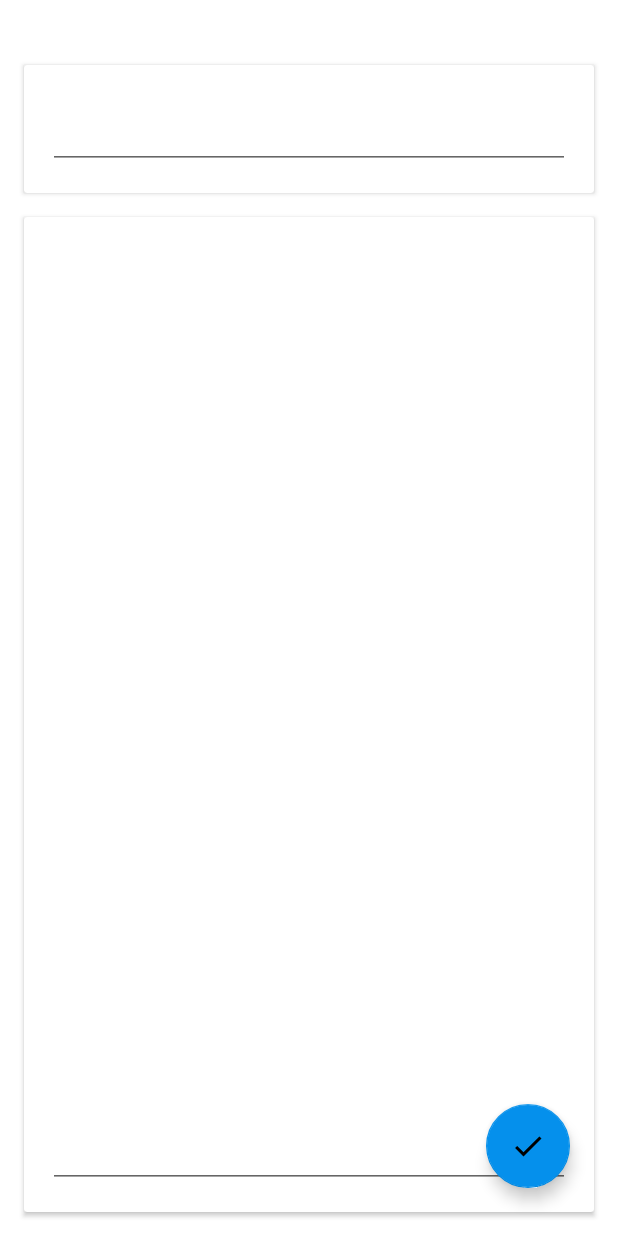
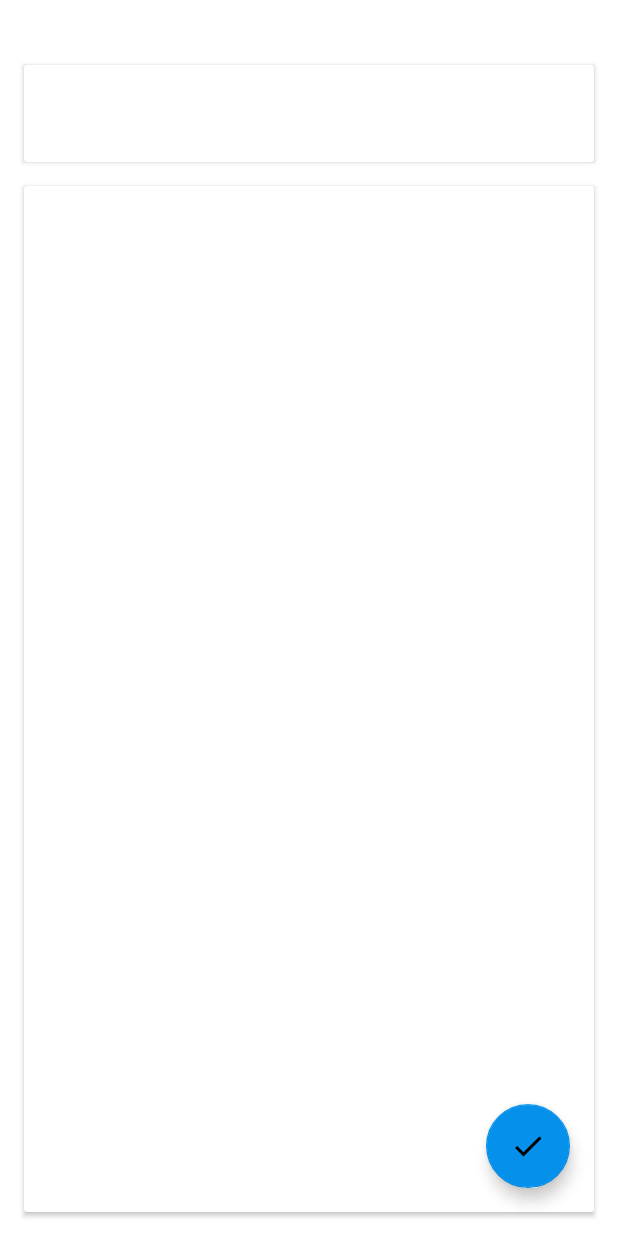
Before and after one commit to cevdetkilickeser/HoldTheNote, an Android app: the fragment UpdateNoteFragment placed in its activity, on a phone screen of 412 x 824 dp. Run offline under Robolectric (Android 15) with nearby library versions, the phone set to English and light mode, and no system bars; our stand-ins replace Dagger/Hilt's generated code, data binding; 3 statements that could not run were skipped.

Commit message:
Update project

```diff
--- a/app/src/main/res/layout/fragment_update_note.xml
+++ b/app/src/main/res/layout/fragment_update_note.xml
@@ -37,7 +37,8 @@
                 android:text="@{noteObject.title}"
                 android:textColor="@color/black"
                 android:textSize="24sp"
-                android:textStyle="bold" />
+                android:textStyle="bold"
+                android:background="@android:color/transparent" />
         </androidx.cardview.widget.CardView>
 
         <androidx.cardview.widget.CardView
@@ -62,7 +63,7 @@
                 android:textColor="@color/black"
                 android:textSize="16sp"
                 android:inputType="textMultiLine"
-                android:ems="10"/>
+                android:background="@android:color/transparent" />
 
         </androidx.cardview.widget.CardView>
 
```
